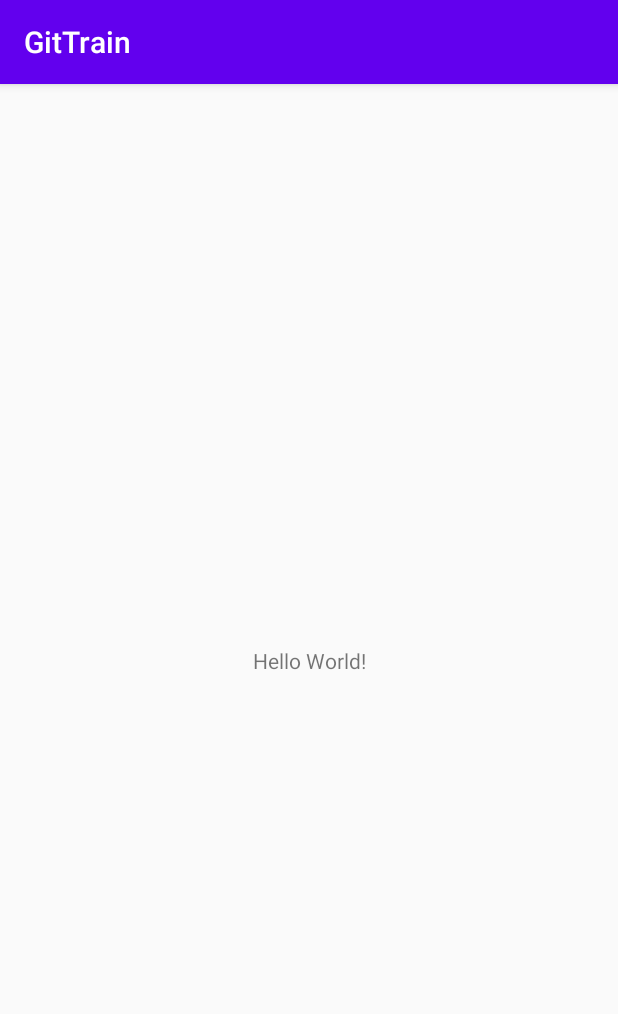
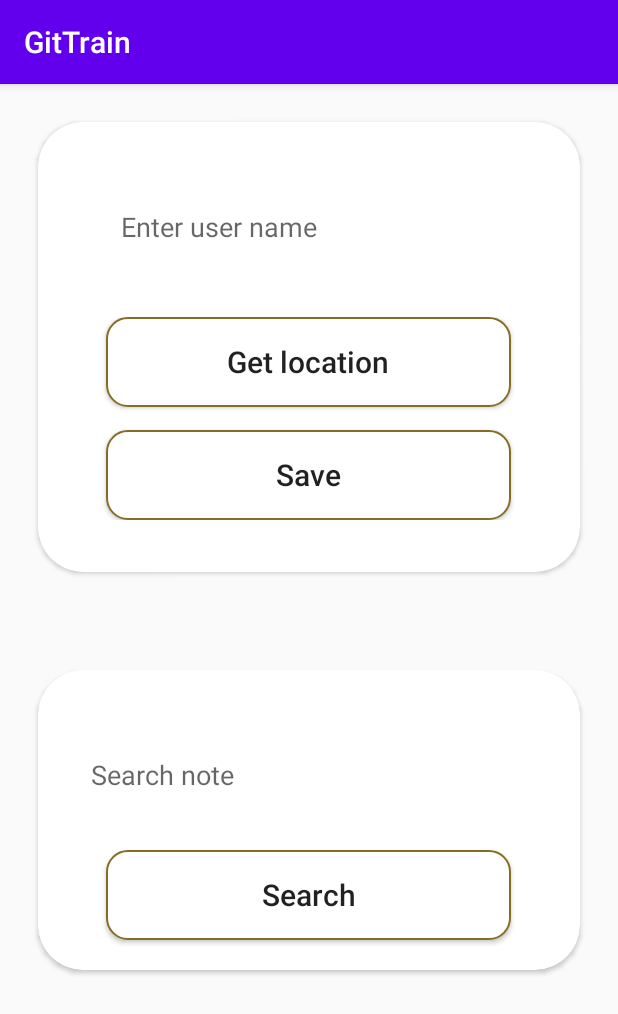
Before and after one commit to AimanYosofiUlt/GitTrain, an Android app: the screen it shows after launch (MainActivity), on a phone screen of 412 x 824 dp. Shown: the top 1014 px of the screen. Run offline under Robolectric (Android 15) with nearby library versions, the phone set to English and light mode, and no system bars; our stand-ins replace Dagger/Hilt's generated code, Room's generated code.

Commit message:
Add design main screen

```diff
--- a/app/build.gradle
+++ b/app/build.gradle
@@ -42,11 +42,21 @@ dependencies {
     androidTestImplementation 'com.android.support.test:runner:1.0.2'
     androidTestImplementation 'com.android.support.test.espresso:espresso-core:3.0.2'
 
+    //ROOM
     def room_version = "2.4.2"
-
     implementation "androidx.room:room-runtime:$room_version"
     annotationProcessor "androidx.room:room-compiler:$room_version"
-
+    // DAGGER
     implementation "com.google.dagger:hilt-android:2.38.1"
     kapt "com.google.dagger:hilt-compiler:2.38.1"
+
+    //VIEWS
+    implementation "androidx.cardview:cardview:1.0.0"
+    implementation "androidx.recyclerview:recyclerview:1.2.1"
+    // For control over item selection of both touch and mouse driven selection
+    implementation "androidx.recyclerview:recyclerview-selection:1.1.0"
+
+
+
+
 }
--- /dev/null
+++ b/app/src/main/java/com/example/gittrain/dataacess/remote/api/AddressInterface.java
@@ -0,0 +1,8 @@
+package com.example.gittrain.dataacess.remote.api;
+
+import androidx.room.Query;
+
+public interface AddressInterface {
+
+
+}
--- /dev/null
+++ b/app/src/main/res/drawable/shape_card_view.xml
@@ -0,0 +1,13 @@
+<?xml version="1.0" encoding="utf-8"?>
+<shape xmlns:android="http://schemas.android.com/apk/res/android"
+    android:shape="rectangle">
+    <solid android:color="#42000000" />
+    <corners android:radius="30dp" />
+
+
+    <stroke
+        android:width="2dp"
+        android:color="#876D27"
+        />
+
+</shape>
--- /dev/null
+++ b/app/src/main/res/drawable/shape_for_button.xml
@@ -0,0 +1,23 @@
+<?xml version="1.0" encoding="utf-8"?>
+<shape xmlns:android="http://schemas.android.com/apk/res/android" android:shape="rectangle" >
+    <corners
+        android:radius="14dp"
+        />
+    <solid
+        android:color="#fff"
+        />
+    <padding
+        android:left="0dp"
+        android:top="0dp"
+        android:right="0dp"
+        android:bottom="0dp"
+        />
+    <size
+        android:width="270dp"
+        android:height="60dp"
+        />
+    <stroke
+        android:width="1dp"
+        android:color="#876D24"
+        />
+</shape>
--- /dev/null
+++ b/app/src/main/res/drawable/shape_for_edit.xml
@@ -0,0 +1,19 @@
+<?xml version="1.0" encoding="utf-8"?>
+<shape xmlns:android="http://schemas.android.com/apk/res/android" android:shape="rectangle" >
+    <corners
+        android:radius="14dp"
+        />
+    <solid
+        android:color="#fff"
+        />
+    <padding
+        android:left="0dp"
+        android:top="0dp"
+        android:right="0dp"
+        android:bottom="0dp"
+        />
+    <size
+        android:width="270dp"
+        android:height="60dp"
+        />
+</shape>
--- a/app/src/main/res/layout/activity_main.xml
+++ b/app/src/main/res/layout/activity_main.xml
@@ -6,13 +6,128 @@
     android:layout_height="match_parent"
     tools:context=".presntation.ui.main.MainActivity">
 
-    <TextView
-        android:layout_width="wrap_content"
-        android:layout_height="wrap_content"
-        android:text="Hello World!"
-        app:layout_constraintBottom_toBottomOf="parent"
-        app:layout_constraintLeft_toLeftOf="parent"
-        app:layout_constraintRight_toRightOf="parent"
-        app:layout_constraintTop_toTopOf="parent" />
+    <androidx.core.widget.NestedScrollView
+        android:layout_width="match_parent"
+        android:layout_height="match_parent">
+
+        <androidx.constraintlayout.widget.ConstraintLayout
+            android:layout_width="match_parent"
+            android:layout_height="match_parent">
+
+            <androidx.cardview.widget.CardView
+                android:id="@+id/cd_user"
+                android:layout_width="match_parent"
+                android:layout_height="300dp"
+                android:elevation="8dp"
+                app:layout_constraintTop_toTopOf="parent"
+                app:layout_constraintLeft_toLeftOf="parent"
+                app:layout_constraintRight_toRightOf="parent"
+                android:layout_margin="25dp"
+                app:cardCornerRadius="30dp"
+                android:background="@drawable/shape_card_view">
+                <LinearLayout
+                    android:layout_width="match_parent"
+                    android:layout_height="match_parent"
+                    android:orientation="vertical"
+                    android:layout_margin="20dp">
+                    <EditText
+                        android:id="@+id/ed_user_name"
+                        android:layout_width="match_parent"
+                        android:layout_height="wrap_content"
+                        android:layout_margin="20dp"
+                        android:hint="Enter user name"
+                        android:paddingLeft="15dp"
+                        android:background="@drawable/shape_for_edit"/>
+                    <LinearLayout
+                        android:layout_width="match_parent"
+                        android:layout_height="wrap_content"
+                        android:orientation="vertical"
+                        android:gravity="center"
+                        android:layout_marginTop="10dp">
+                        <Button
+                            android:id="@+id/btn_get_location"
+                            android:layout_width="wrap_content"
+                            android:layout_height="wrap_content"
+                            android:background="@drawable/shape_for_button"
+                            android:text="Get location"
+                            android:textSize="20sp"
+                            android:textAllCaps="false"/>
+
+                        <Button
+                            android:id="@+id/btn_save"
+                            android:layout_width="wrap_content"
+                            android:layout_height="wrap_content"
+                            android:background="@drawable/shape_for_button"
+                            android:text="Save"
+                            android:textSize="20sp"
+                            android:textAllCaps="false"
+                            android:layout_marginTop="15dp"/>
+
+                    </LinearLayout>
+                </LinearLayout>
+            </androidx.cardview.widget.CardView>
+
+
+            <androidx.recyclerview.widget.RecyclerView
+                android:id="@+id/rec_user_info"
+                android:layout_width="match_parent"
+                android:layout_height="match_parent"
+                app:layout_constraintTop_toBottomOf="@id/cd_user"
+                android:layout_margin="20dp"/>
+
+            <LinearLayout
+                android:layout_width="match_parent"
+                android:layout_height="wrap_content"
+                app:layout_constraintTop_toBottomOf="@id/rec_user_info"
+                android:orientation="vertical"
+                android:layout_marginTop="20dp">
+                <androidx.cardview.widget.CardView
+                    android:id="@+id/cd_search"
+                    android:layout_width="match_parent"
+                    android:layout_height="200dp"
+                    android:elevation="8dp"
+                    app:layout_constraintTop_toTopOf="parent"
+                    app:layout_constraintLeft_toLeftOf="parent"
+                    app:layout_constraintRight_toRightOf="parent"
+                    android:layout_margin="25dp"
+                    app:cardCornerRadius="30dp"
+                    android:background="@drawable/shape_card_view">
+                  <LinearLayout
+                      android:layout_width="match_parent"
+                      android:layout_height="match_parent"
+                      android:orientation="vertical"
+                      android:gravity="center">
+                      <EditText
+                          android:id="@+id/ed_search"
+                          android:layout_width="match_parent"
+                          android:layout_height="wrap_content"
+                          android:layout_margin="20dp"
+                          android:hint="Search note"
+                          android:imeOptions="actionSearch"
+                          android:paddingLeft="15dp"
+                          android:background="@drawable/shape_for_edit"/>
+                      <Button
+                          android:id="@+id/btn_search"
+                          android:layout_width="wrap_content"
+                          android:layout_height="wrap_content"
+                          android:text="Search"
+                          android:textAllCaps="false"
+                          android:textSize="20sp"
+                          android:background="@drawable/shape_for_button"/>
+
+                  </LinearLayout>
+                </androidx.cardview.widget.CardView>
+
+
+            </LinearLayout>
+
+
+
+
+
+
+        </androidx.constraintlayout.widget.ConstraintLayout>
+    </androidx.core.widget.NestedScrollView>
+
 
 </androidx.constraintlayout.widget.ConstraintLayout>
```
